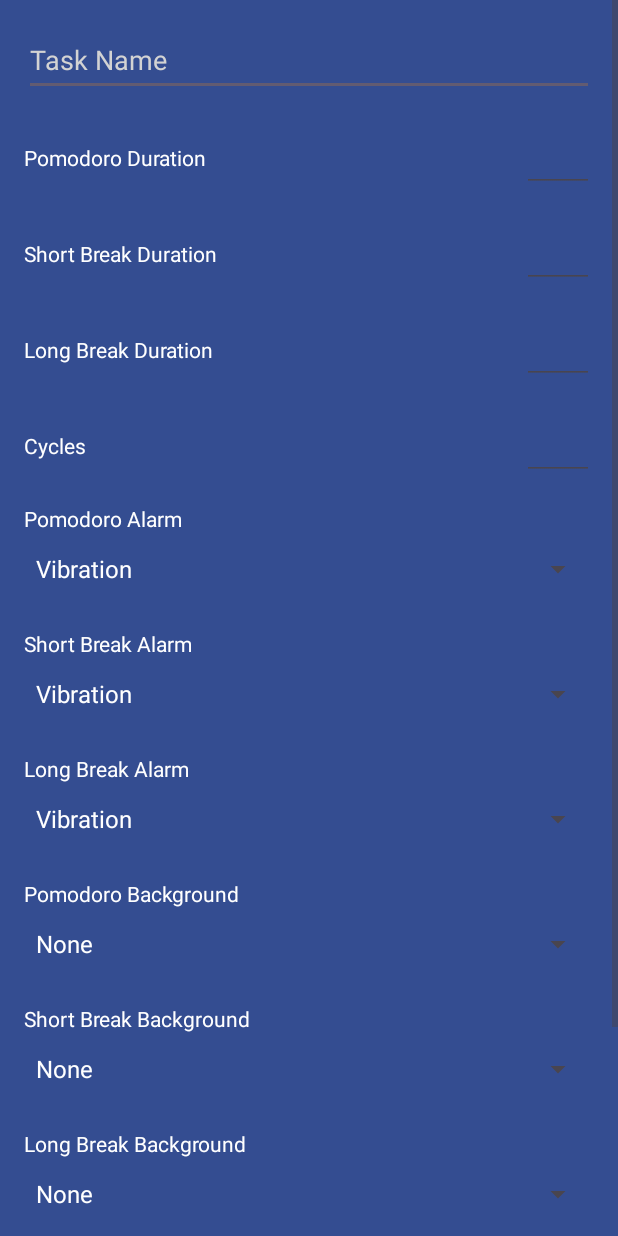
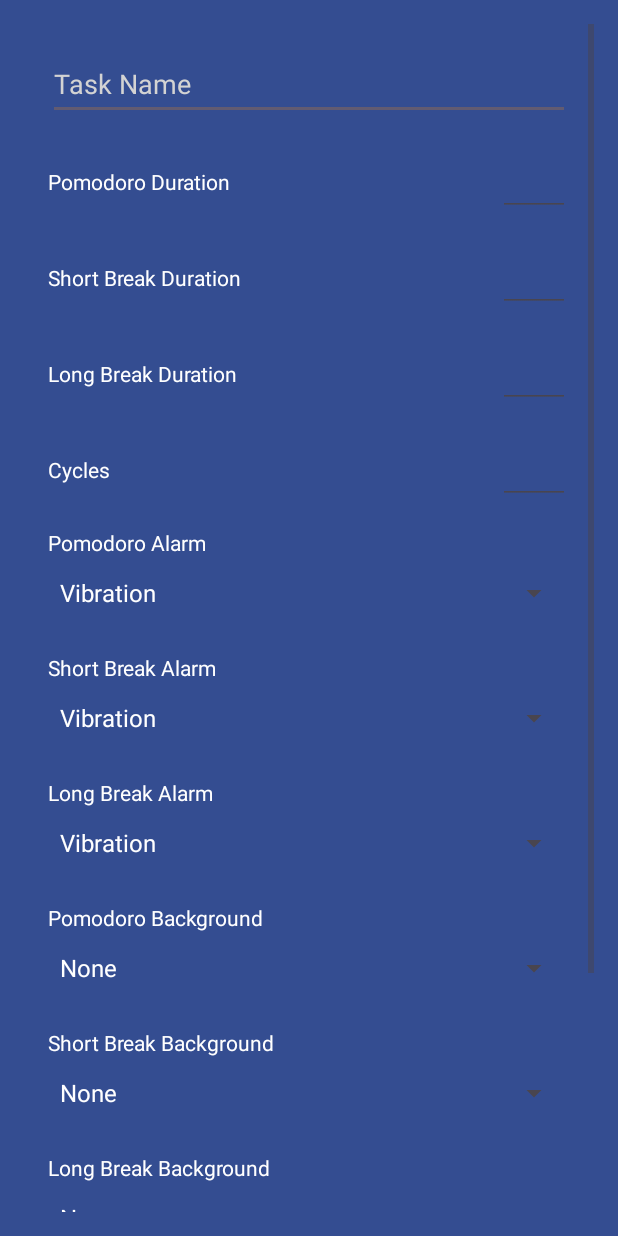
Before and after one commit to TerrAlmeta/Pomodoros_P20, an Android app: the TaskDetailActivity screen opened directly, with no data from a screen before it, on a phone screen of 412 x 824 dp. Run offline under Robolectric (Android 15) with nearby library versions, the phone set to English and light mode, and no system bars.

Commit message:
feat: Improve layout of Task Detail screen
Added margins to the main layout of the Task Detail screen to prevent the content from touching the edges of the screen. Also centered the color selection views for a more balanced look.

- Added a 16dp margin to the root `ScrollView` in `activity_task_detail.xml`.
- Centered the `LinearLayout` containing the color selection views.

```diff
--- a/app/src/main/res/layout/activity_task_detail.xml
+++ b/app/src/main/res/layout/activity_task_detail.xml
@@ -4,6 +4,7 @@
     android:layout_width="match_parent"
     android:layout_height="match_parent"
     android:background="@color/background_color"
+    android:layout_margin="16dp"
     tools:context=".TaskDetailActivity">
 
     <LinearLayout
@@ -217,6 +218,7 @@
             android:layout_width="match_parent"
             android:layout_height="wrap_content"
             android:layout_marginTop="8dp"
+            android:gravity="center_horizontal"
             android:orientation="horizontal">
 
             <View
```
